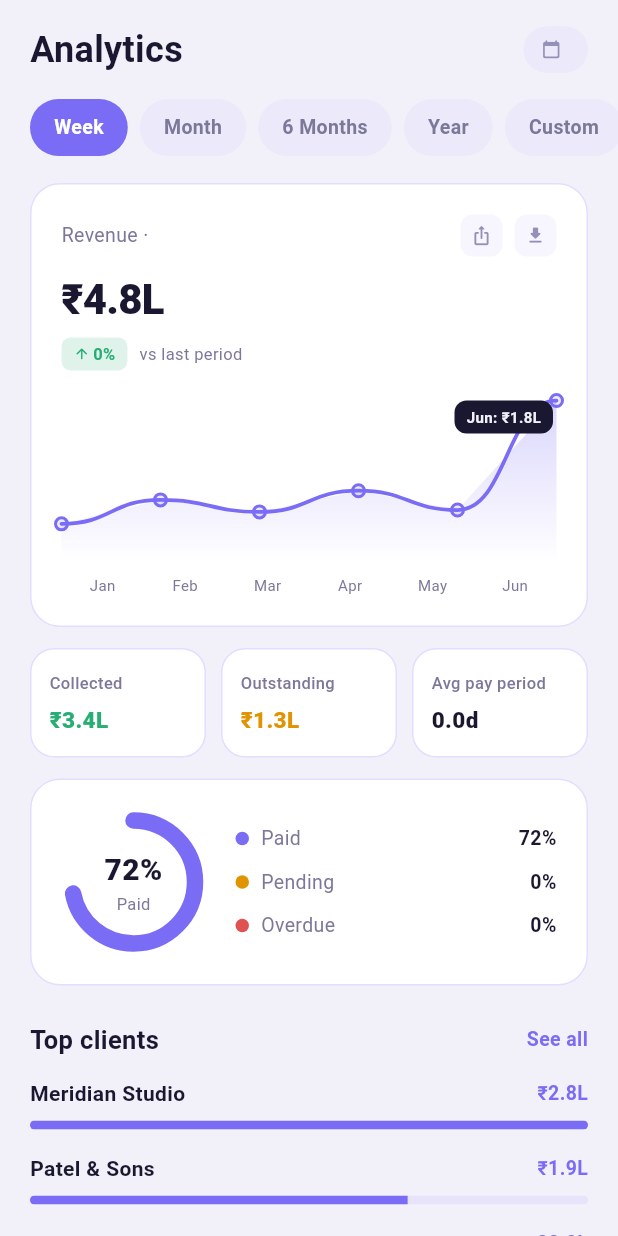
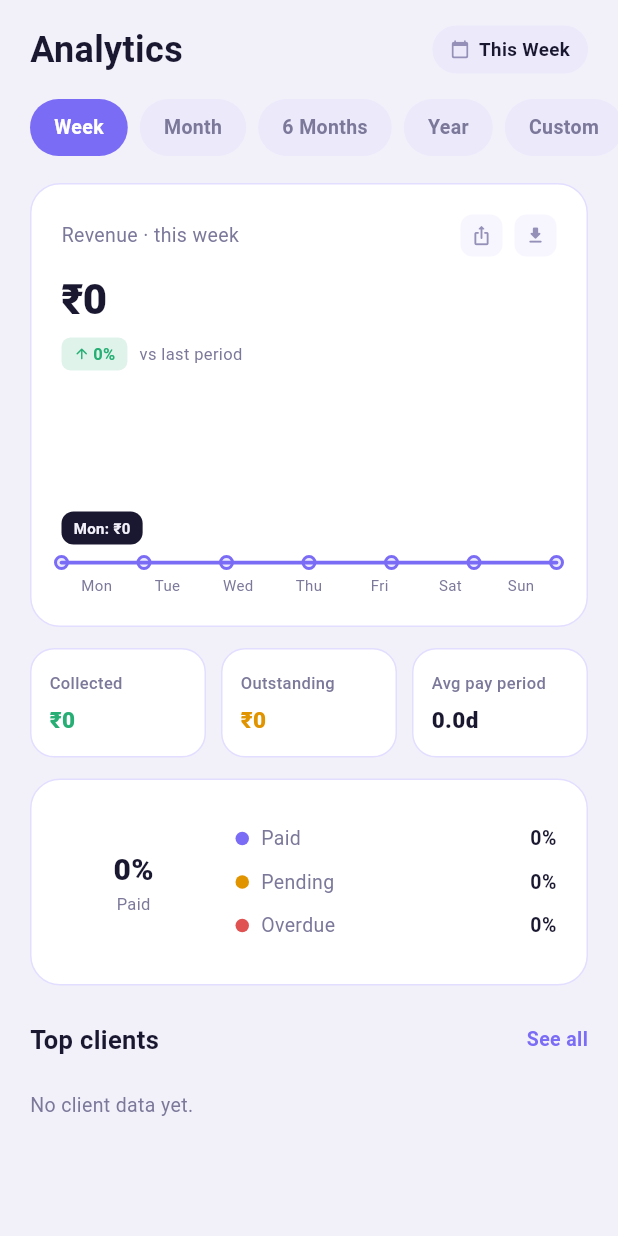
Before and after one commit to zanjurneanuj/FastBilling, a Flutter app: the ReportsView screen opened by its route, after a tap on "Week", on a phone screen of 412 x 824 dp. Run offline on Flutter 3.47's test engine with Material 3 defaults, Android fonts, the phone set to English and light mode, and no system bars; our stand-ins replace cloud_firestore, device_info_plus, firebase_auth, firebase_core, firebase_storage, go_router and 5 more; missing offline and left inert: esc_pos_utils_plus; accounts and stored records are empty.

Commit message:
Persist Catalog to Firestore and compute real Reports from invoices
Both screens were fully mock: CatalogViewModel always reset to an
empty list on load and every add/update/delete only touched an
in-memory list (three separate "TODO: persist" comments), so anything
added vanished on the next app restart. ReportsViewModel returned the
exact same hardcoded totals/monthly-chart/top-clients regardless of
which period was selected.

- Catalog now persists to users/{uid}/catalog with the same
  optimistic-update-with-rollback shape as ClientsViewModel, and the
  screen is restyled with AppColors (it was plain Material defaults,
  visually inconsistent with the rest of the app).
- New lib/utils/invoice_stats.dart extracts the invoice aggregation
  logic (revenue/paid/unpaid/counts/monthly buckets/top clients) that
  was written once already for the Dashboard into a shared function
  taking an arbitrary bucket list, so Reports doesn't reimplement it.
  DashboardViewModel now calls it too (behavior unchanged).
- Reports queries real invoices for the selected period (Week/Month/6
  Months/Year — Custom has no date-range picker UI anywhere yet, so it
  falls back to the 6-month window rather than silently doing nothing)
  and computes revenue-vs-previous-period, paid/pending/overdue
  ratios, and top clients from real data.
- "Average pay period" is now a real number: togglePaidStatus() writes
  a paidAt timestamp (cleared if un-marked) so it can be computed from
  actual paid-invoice latency instead of not existing at all.

Co-Authored-By: Claude Sonnet 5 <noreply@anthropic.com>
Claude-Session: https://claude.ai/code/session_01VJnzTLoih4YFdh5JZFkJtw

```diff
--- /dev/null
+++ b/lib/utils/invoice_stats.dart
@@ -0,0 +1,138 @@
+import 'package:cloud_firestore/cloud_firestore.dart';
+
+import 'invoice_status.dart';
+
+/// One bucket to sum invoice totals into, e.g. a day or a month.
+/// [end] is exclusive.
+class StatsBucket {
+  final DateTime start;
+  final DateTime end;
+  final String label;
+  const StatsBucket(this.start, this.end, this.label);
+}
+
+class TopClientTotal {
+  final String name;
+  final double billed;
+  const TopClientTotal(this.name, this.billed);
+}
+
+class InvoiceAggregate {
+  final double totalRevenue;
+  final double paid;
+  final double unpaid;
+  final int totalInvoices;
+  final int paidCount;
+  final int pendingCount;
+  final int overdueCount;
+  final List<double> bucketed; // parallel to the `buckets` passed in
+  final List<TopClientTotal> topClients;
+  final double avgDaysToPay; // 0 if no paid invoice has a paidAt timestamp
+
+  const InvoiceAggregate({
+    this.totalRevenue = 0,
+    this.paid = 0,
+    this.unpaid = 0,
+    this.totalInvoices = 0,
+    this.paidCount = 0,
+    this.pendingCount = 0,
+    this.overdueCount = 0,
+    this.bucketed = const [],
+    this.topClients = const [],
+    this.avgDaysToPay = 0,
+  });
+
+  double get paidRatio => totalInvoices == 0 ? 0 : paidCount / totalInvoices;
+  double get pendingRatio =>
+      totalInvoices == 0 ? 0 : pendingCount / totalInvoices;
+  double get overdueRatio =>
+      totalInvoices == 0 ? 0 : overdueCount / totalInvoices;
+}
+
+/// Shared aggregation over a list of raw `users/{uid}/invoices` document
+/// maps — used by both the Dashboard (fixed 6-month window) and Reports
+/// (period-selectable window), so the "what counts as paid/overdue/revenue"
+/// logic only lives in one place.
+InvoiceAggregate aggregateInvoices(
+  List<Map<String, dynamic>> docs, {
+  required DateTime now,
+  List<StatsBucket> buckets = const [],
+  int topClientsLimit = 3,
+}) {
+  double totalRevenue = 0, paid = 0, unpaid = 0;
+  int paidCount = 0, pendingCount = 0, overdueCount = 0;
+  final bucketed = List<double>.filled(buckets.length, 0);
+  final clientTotals = <String, double>{};
+  double payDaysSum = 0;
+  int payDaysCount = 0;
+
+  for (final data in docs) {
+    final rawStatus = (data['status'] as String? ?? 'sent').toLowerCase();
+    if (rawStatus == InvoiceStatus.draft) continue;
+
+    final amount = (data['grandTotal'] as num? ?? 0).toDouble();
+    final dueDate = (data['dueDate'] as Timestamp?)?.toDate();
+    final createdAt = (data['createdAt'] as Timestamp?)?.toDate();
+    final status = InvoiceStatus.normalize(rawStatus, dueDate, now: now);
+
+    totalRevenue += amount;
+    if (status == InvoiceStatus.paid) {
+      paid += amount;
+      paidCount++;
+      final paidAt = (data['paidAt'] as Timestamp?)?.toDate();
+      if (paidAt != null && createdAt != null) {
+        payDaysSum += paidAt.difference(createdAt).inHours / 24.0;
+        payDaysCount++;
+      }
+    } else {
+      unpaid += amount;
+      if (status == InvoiceStatus.overdue) {
+        overdueCount++;
+      } else {
+        pendingCount++;
+      }
+    }
+
+    if (createdAt != null) {
+      for (var i = 0; i < buckets.length; i++) {
+        final b = buckets[i];
+        if (!createdAt.isBefore(b.start) && createdAt.isBefore(b.end)) {
+          bucketed[i] += amount;
+          break;
+        }
+      }
+    }
+
+    final clientName = (data['clientName'] as String?) ?? 'Client';
+    clientTotals[clientName] = (clientTotals[clientName] ?? 0) + amount;
+  }
+
+  final topClients = clientTotals.entries
+      .map((e) => TopClientTotal(e.key, e.value))
+      .toList()
+    ..sort((a, b) => b.billed.compareTo(a.billed));
+
+  return InvoiceAggregate(
+    totalRevenue: totalRevenue,
+    paid: paid,
+    unpaid: unpaid,
+    totalInvoices: paidCount + pendingCount + overdueCount,
+    paidCount: paidCount,
+    pendingCount: pendingCount,
+    overdueCount: overdueCount,
+    bucketed: bucketed,
+    topClients: topClients.take(topClientsLimit).toList(),
+    avgDaysToPay: payDaysCount == 0 ? 0 : payDaysSum / payDaysCount,
+  );
+}
+
+/// 6 calendar-month buckets ending with the current month, oldest first —
+/// the shape the Dashboard's revenue mini-chart uses.
+List<StatsBucket> lastSixMonthBuckets(DateTime now, String Function(DateTime) label) {
+  final starts = List.generate(6, (i) => DateTime(now.year, now.month - 5 + i));
+  return List.generate(6, (i) {
+    final isLast = i == 5;
+    final end = isLast ? DateTime(now.year, now.month + 1) : starts[i + 1];
+    return StatsBucket(starts[i], end, label(starts[i]));
+  });
+}
--- a/lib/viewmodels/reports_viewmodel.dart
+++ b/lib/viewmodels/reports_viewmodel.dart
@@ -1,60 +1,99 @@
+import 'package:cloud_firestore/cloud_firestore.dart';
+import 'package:firebase_auth/firebase_auth.dart';
 import 'package:flutter/material.dart';
+import 'package:intl/intl.dart';
 
 import '../models/MonthlyRevenue.dart';
 import '../models/ReportsStats.dart';
 import '../models/TopClient.dart';
+import '../utils/invoice_stats.dart';
 import '../views/screens/reports_view.dart';
 
+class ReportsViewModel extends ChangeNotifier {
+  final _firestore = FirebaseFirestore.instance;
 
-
-
-class ReportsViewModel extends ChangeNotifier {
   bool isLoading = false;
   ReportsStats stats = ReportsStats.empty();
   int selectedYear = DateTime.now().year;
   ReportPeriod selectedPeriod = ReportPeriod.sixMonths;
+
   void setPeriod(ReportPeriod period) {
     selectedPeriod = period;
-    // TODO: translate `period` into an actual date range and pass it to
-    // loadReports() instead of just a year — right now loadReports only
-    // takes a year, so Week/Month/Custom won't filter correctly until this
-    // is wired to real range logic.
     loadReports(selectedYear);
-    notifyListeners();
   }
+
   Future<void> loadReports([int? year]) async {
     isLoading = true;
     notifyListeners();
 
     selectedYear = year ?? DateTime.now().year;
 
-    // ── Replace this block with your real DB/Firestore query ──────────────
-    await Future.delayed(const Duration(milliseconds: 600));
+    final uid = FirebaseAuth.instance.currentUser?.uid;
+    if (uid == null) {
+      stats = ReportsStats.empty();
+      isLoading = false;
+      notifyListeners();
+      return;
+    }
 
-    const monthly = [
-      MonthlyRevenue(month: 'Jan', amount: 42000),
-      MonthlyRevenue(month: 'Feb', amount: 68000),
-      MonthlyRevenue(month: 'Mar', amount: 55000),
-      MonthlyRevenue(month: 'Apr', amount: 78000),
-      MonthlyRevenue(month: 'May', amount: 57000),
-      MonthlyRevenue(month: 'Jun', amount: 176000),
-    ];
+    final now = DateTime.now();
+    final range = _rangeFor(selectedPeriod, selectedYear, now);
+    final previousRange = _previousRange(range);
 
-    final topClients = [
-      TopClient(name: 'Meridian Studio', billed: 284000, maxBilled: 284000),
-      TopClient(name: 'Patel & Sons',    billed: 192200, maxBilled: 284000),
-      TopClient(name: 'Lumen Design',    billed: 88000,  maxBilled: 284000),
-    ];
+    try {
+      final invoicesRef =
+      _firestore.collection('users').doc(uid).collection('invoices');
 
-    stats = ReportsStats(
-      totalRevenue: 476000,
-      collected:    342800,
-      outstanding:  133200,
-      paidRatio:    0.72,
-      monthly:      monthly,
-      topClients:   topClients, revenueChangePct: 0, avgPayDays: 0, pendingRatio: 0, overdueRatio: 0, periodLabel: '',
-    );
-    // ─────────────────────────────────────────────────────────────────────
+      final results = await Future.wait([
+        invoicesRef
+            .where('createdAt',
+            isGreaterThanOrEqualTo: Timestamp.fromDate(range.start))
+            .where('createdAt', isLessThan: Timestamp.fromDate(range.end))
+            .get(),
+        invoicesRef
+            .where('createdAt',
+            isGreaterThanOrEqualTo: Timestamp.fromDate(previousRange.start))
+            .where('createdAt', isLessThan: Timestamp.fromDate(previousRange.end))
+            .get(),
+      ]);
+
+      final currentDocs = results[0].docs.map((d) => d.data()).toList();
+      final previousDocs = results[1].docs.map((d) => d.data()).toList();
+
+      final buckets = _bucketsFor(selectedPeriod, range, selectedYear);
+      final agg = aggregateInvoices(currentDocs,
+          now: now, buckets: buckets, topClientsLimit: 3);
+      final prevAgg = aggregateInvoices(previousDocs, now: now);
+
+      final revenueChangePct = prevAgg.totalRevenue > 0
+          ? (agg.totalRevenue - prevAgg.totalRevenue) / prevAgg.totalRevenue
+          : (agg.totalRevenue > 0 ? 1.0 : 0.0);
+
+      final maxBilled =
+      agg.topClients.isEmpty ? 0.0 : agg.topClients.first.billed;
+
+      stats = ReportsStats(
+        totalRevenue: agg.totalRevenue,
+        collected: agg.paid,
+        outstanding: agg.unpaid,
+        paidRatio: agg.paidRatio,
+        pendingRatio: agg.pendingRatio,
+        overdueRatio: agg.overdueRatio,
+        revenueChangePct: revenueChangePct,
+        avgPayDays: agg.avgDaysToPay,
+        periodLabel: _labelFor(selectedPeriod, selectedYear),
+        monthly: List.generate(
+            buckets.length,
+                (i) => MonthlyRevenue(
+                month: buckets[i].label, amount: agg.bucketed[i])),
+        topClients: agg.topClients
+            .map((t) =>
+            TopClient(name: t.name, billed: t.billed, maxBilled: maxBilled))
+            .toList(),
+      );
+    } catch (e) {
+      debugPrint('Error loading reports: $e');
+    }
 
     isLoading = false;
     notifyListeners();
@@ -67,4 +106,83 @@ class ReportsViewModel extends ChangeNotifier {
     if (v >= 1000)   return '${(v / 1000).toStringAsFixed(1)}k';
     return v.toStringAsFixed(0);
   }
+
+  // ── Period → date range ───────────────────────────────────────────────────
+
+  ({DateTime start, DateTime end}) _rangeFor(
+      ReportPeriod p, int year, DateTime now) {
+    switch (p) {
+      case ReportPeriod.week:
+        final today = DateTime(now.year, now.month, now.day);
+        return (
+        start: today.subtract(const Duration(days: 6)),
+        end: today.add(const Duration(days: 1)),
+        );
+      case ReportPeriod.month:
+        return (
+        start: DateTime(now.year, now.month, 1),
+        end: DateTime(now.year, now.month + 1, 1),
+        );
+      case ReportPeriod.year:
+        return (start: DateTime(year, 1, 1), end: DateTime(year + 1, 1, 1));
+      case ReportPeriod.sixMonths:
+      case ReportPeriod.custom:
+        // No date-range picker UI exists yet for Custom — falls back to the
+        // same trailing-6-months window as the default period.
+        return (
+        start: DateTime(now.year, now.month - 5, 1),
+        end: DateTime(now.year, now.month + 1, 1),
+        );
+    }
+  }
+
+  ({DateTime start, DateTime end}) _previousRange(
+      ({DateTime start, DateTime end}) range) {
+    final length = range.end.difference(range.start);
+    return (start: range.start.subtract(length), end: range.start);
+  }
+
+  List<StatsBucket> _bucketsFor(
+      ReportPeriod p, ({DateTime start, DateTime end}) range, int year) {
+    switch (p) {
+      case ReportPeriod.week:
+        return List.generate(7, (i) {
+          final day = range.start.add(Duration(days: i));
+          return StatsBucket(
+              day, day.add(const Duration(days: 1)), DateFormat('E').format(day));
+        });
+      case ReportPeriod.month:
+        final dayCount = range.end.difference(range.start).inDays;
+        return List.generate(dayCount, (i) {
+          final day = range.start.add(Duration(days: i));
+          return StatsBucket(
+              day, day.add(const Duration(days: 1)), DateFormat('d').format(day));
+        });
+      case ReportPeriod.year:
+        return List.generate(12, (i) {
+          final start = DateTime(year, i + 1, 1);
+          return StatsBucket(
+              start, DateTime(year, i + 2, 1), DateFormat('MMM').format(start));
+        });
+      case ReportPeriod.sixMonths:
+      case ReportPeriod.custom:
+        return lastSixMonthBuckets(
+            DateTime.now(), (d) => DateFormat('MMM').format(d));
+    }
+  }
+
+  String _labelFor(ReportPeriod p, int year) {
+    switch (p) {
+      case ReportPeriod.week:
+        return 'This Week';
+      case ReportPeriod.month:
+        return 'This Month';
+      case ReportPeriod.sixMonths:
+        return 'Last 6 Months';
+      case ReportPeriod.year:
+        return '$year';
+      case ReportPeriod.custom:
+        return 'Last 6 Months';
+    }
+  }
 }
```
Also changed, not shown: lib/viewmodels/InvoicePreviewViewModel.dart (+8 -1 lines), lib/viewmodels/catalog_viewmodel.dart (+80 -29 lines), lib/viewmodels/dashboard_viewmodel.dart (+31 -59 lines), lib/views/screens/catalog_view.dart (+131 -46 lines).
